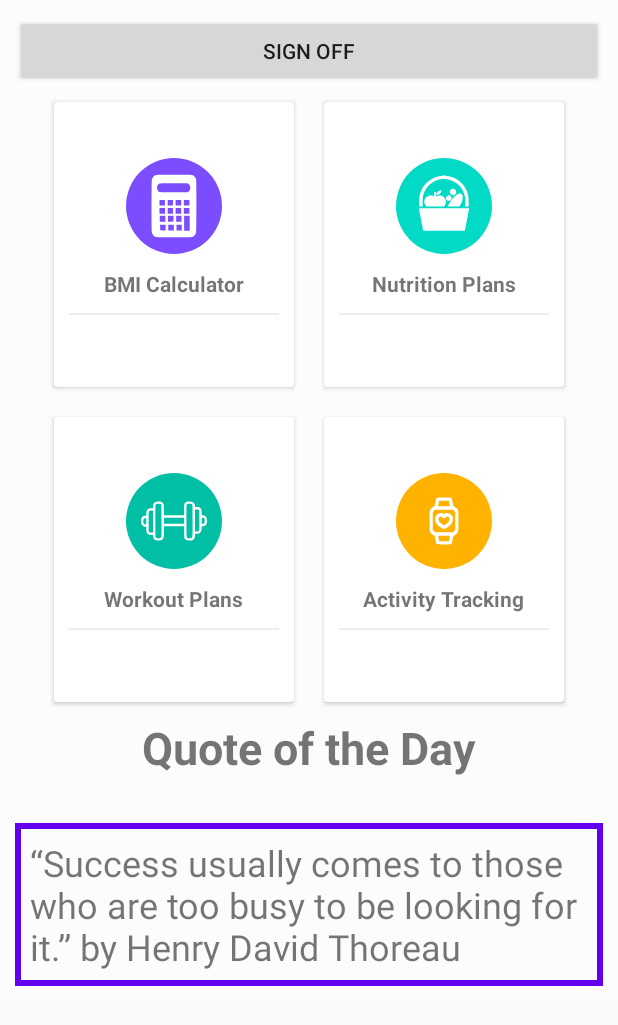
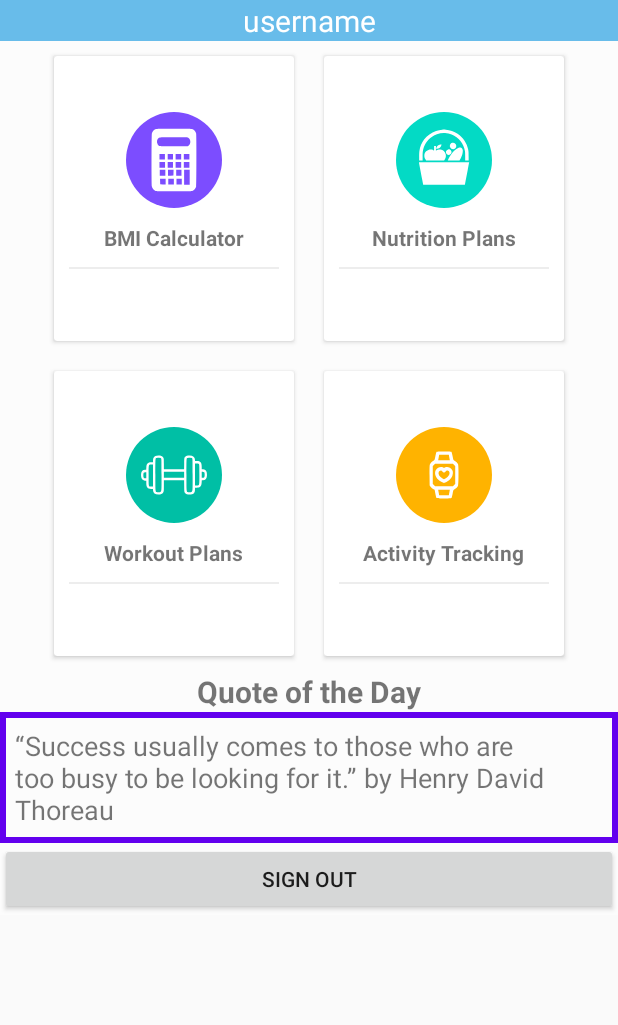
Before and after one commit to MountainWatcher89/DS_Fitness, an Android app: the homePage screen opened directly, with no data from a screen before it, on a phone screen of 412 x 824 dp. Shown: the top 1025 px of the screen. Run offline under Robolectric (Android 15) with nearby library versions, the phone set to English and light mode, and no system bars.

Commit message:
Got homepage to display the username.

```diff
--- a/app/src/main/java/com/example/ds_fitness/homePage.kt
+++ b/app/src/main/java/com/example/ds_fitness/homePage.kt
@@ -5,9 +5,12 @@ import android.content.Intent
 import android.os.Bundle
 import android.util.Log
 import android.widget.LinearLayout
+import android.widget.TextView
 import java.util.logging.Logger
 
 class homePage : AppCompatActivity(){
+
+    private lateinit var textUsername: TextView
 
     override fun onCreate(savedInstanceState: Bundle?) {
         super.onCreate(savedInstanceState)
@@ -19,6 +22,12 @@ class homePage : AppCompatActivity(){
         {
             Logger.getLogger(homePage::class.java.name).warning("An error occured while trying to create the activity: " + e.toString())
             throw e
+        }
+
+        if(intent.getStringExtra("ID_EXTRA") != null)
+        {
+            textUsername = findViewById(R.id.textUsername)
+            textUsername.text = intent.getStringExtra("ID_EXTRA")
         }
 
         val bmiBtn = findViewById<LinearLayout>(R.id.bmiCalculator)
--- a/app/src/main/res/layout/homepage_layout.xml
+++ b/app/src/main/res/layout/homepage_layout.xml
@@ -5,16 +5,27 @@
     android:layout_height="wrap_content"
     android:background="@color/backgroundcolor"
     android:orientation="vertical"
-    android:padding="10dp"
+    android:padding="0dp"
     android:gravity="center"
     tools:context=".homePage">
 
+    <LinearLayout
+        android:layout_width="match_parent"
+        android:orientation="horizontal"
+        android:background="@drawable/banner_rectangle"
+        android:layout_height="wrap_content">
 
-    <Button
-        android:id="@+id/button"
-        android:layout_width="match_parent"
-        android:layout_height="wrap_content"
-        android:text="@string/sign_off" />
+        <TextView
+            android:id="@+id/textUsername"
+            android:layout_width="match_parent"
+            android:layout_height="wrap_content"
+            android:layout_gravity="center"
+            android:gravity="center"
+            android:text="@string/text_username_text"
+            android:textSize="20sp"
+            android:textColor="@color/colorTitleText" />
+
+    </LinearLayout>
 
     <LinearLayout
         android:layout_width="match_parent"
@@ -202,7 +213,7 @@
         android:autofillHints=""
         android:inputType="textPersonName"
         android:text="@string/quote_of_the_day"
-        android:textSize="30sp"
+        android:textSize="20sp"
         android:textStyle="bold"
         tools:ignore="TextViewEdits" />
 
@@ -211,9 +222,16 @@
         android:layout_width="wrap_content"
         android:layout_height="wrap_content"
         android:layout_gravity="center"
-        android:layout_marginTop="30dp"
+        android:layout_marginTop="0dp"
         android:background="@drawable/textview_border"
         android:padding="10dp"
         android:text="@string/ThoreauQuote"
-        android:textSize="24sp" />
+        android:textSize="18sp" />
+
+    <Button
+        android:id="@+id/button"
+        android:layout_width="match_parent"
+        android:layout_height="wrap_content"
+        android:text="@string/sign_off" />
+
 </LinearLayout>
--- a/app/src/main/res/values/strings.xml
+++ b/app/src/main/res/values/strings.xml
@@ -13,6 +13,7 @@
     <string name="activity_tracking">Activity Tracking</string>
     <string name="quotes">Success usually comes to those who are too busy to be looking for it.</string>
     <string name="quote_of_the_day">Quote of the Day</string>
-    <string name="sign_off">Sign off</string>
+    <string name="sign_off">Sign out</string>
     <string name="ThoreauQuote">“Success usually comes to those who are too busy to be looking for it.” by Henry David Thoreau</string>
+    <string name="text_username_text">username</string>
 </resources>
```
